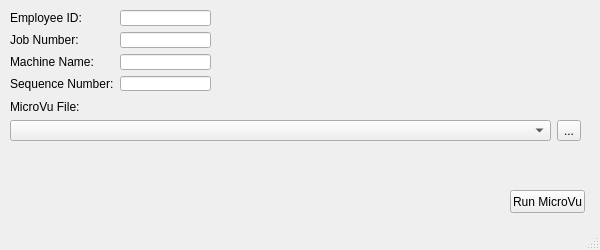
First picture: the form in ui/MvRun_MainWindowUI.ui, repository jeffreytwhitney/MvRun, before the edit.
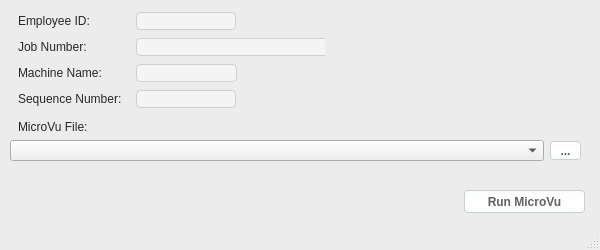
Second picture: the form after the edit. Icons and pictures are not drawn.

The edit to the form file:
```diff
--- a/ui/MvRun_MainWindowUI.ui
+++ b/ui/MvRun_MainWindowUI.ui
@@ -25,14 +25,93 @@
   <property name="windowTitle">
    <string>MvRun</string>
   </property>
+  <property name="windowIcon">
+   <iconset>
+    <normaloff>MvRun.ico</normaloff>MvRun.ico</iconset>
+  </property>
+  <property name="styleSheet">
+   <string notr="true">QMainWindow {
+    background-color:#ececec;
+}
+QPushButton, QToolButton, QCommandLinkButton{
+    padding: 0 5px 0 5px;
+    border-style: solid;
+    border-top-color: qlineargradient(spread:pad, x1:0, y1:0, x2:0, y2:1, stop:0 #c1c9cf, stop:1 #d2d8dd);
+    border-right-color: qlineargradient(spread:pad, x1:1, y1:0, x2:0, y2:0, stop:0 #c1c9cf, stop:1 #d2d8dd);
+    border-bottom-color: qlineargradient(spread:pad, x1:0, y1:1, x2:0, y2:0, stop:0 #c1c9cf, stop:1 #d2d8dd);
+    border-left-color: qlineargradient(spread:pad, x1:0, y1:0, x2:1, y2:0, stop:0 #c1c9cf, stop:1 #d2d8dd);
+    border-width: 1px;
+    border-radius: 4px;
+    color: #616161;
+    font-weight: bold;
+    background-color: qlineargradient(spread:pad, x1:0.5, y1:0, x2:0.5, y2:1, stop:0 #fbfdfd, stop:0.5 #ffffff, stop:1 #fbfdfd);
+}
+QPushButton::default, QToolButton::default, QCommandLinkButton::default{
+    border: 1px solid transparent;
+    color: #FFFFFF;
+    background-color: qlineargradient(spread:pad, x1:0.5, y1:0, x2:0.5, y2:1, stop:0 #84afe5, stop:1 #1168e4);
+}
+QPushButton:hover, QToolButton:hover, QCommandLinkButton:hover{
+    color: #3d3d3d;
+}
+QPushButton:pressed, QToolButton:pressed, QCommandLinkButton:pressed{
+    color: #aeaeae;
+    background-color: qlineargradient(spread:pad, x1:0.5, y1:0, x2:0.5, y2:1, stop:0 #ffffff, stop:0.5 #fbfdfd, stop:1 #ffffff);
+}
+QPushButton:disabled, QToolButton:disabled, QCommandLinkButton:disabled{
+    color: #616161;
+    background-color: qlineargradient(spread:pad, x1:0.5, y1:0, x2:0.5, y2:1, stop:0 #dce7eb, stop:0.5 #e0e8eb, stop:1 #dee7ec);
+}
+QLineEdit, QTextEdit, QPlainTextEdit, QSpinBox, QDoubleSpinBox, QTimeEdit, QDateEdit, QDateTimeEdit {
+    padding: 0 5px 0 5px;
+    border-width: 1px;
+    border-radius: 4px;
+    border-style: solid;
+    border-top-color: qlineargradient(spread:pad, x1:0.5, y1:1, x2:0.5, y2:0, stop:0 #c1c9cf, stop:1 #d2d8dd);
+    border-right-color: qlineargradient(spread:pad, x1:0, y1:0, x2:1, y2:0, stop:0 #c1c9cf, stop:1 #d2d8dd);
+    border-bottom-color: qlineargradient(spread:pad, x1:0.5, y1:0, x2:0.5, y2:1, stop:0 #c1c9cf, stop:1 #d2d8dd);
+    border-left-color: qlineargradient(spread:pad, x1:1, y1:0, x2:0, y2:0, stop:0 #c1c9cf, stop:1 #d2d8dd);
+    background-color: #f4f4f4;
+    color: #3d3d3d;
+}
+QLineEdit:focus, QTextEdit:focus, QPlainTextEdit:focus, QSpinBox:focus, QDoubleSpinBox:focus, QTimeEdit:focus, QDateEdit:focus, QDateTimeEdit:focus {
+    padding: 0 5px 0 5px;
+    border-width: 1px;
+    border-radius: 4px;
+    border-style: solid;
+    border-top-color: qlineargradient(spread:pad, x1:0.5, y1:1, x2:0.5, y2:0, stop:0 #85b7e3, stop:1 #9ec1db);
+    border-right-color: qlineargradient(spread:pad, x1:0, y1:0, x2:1, y2:0, stop:0 #85b7e3, stop:1 #9ec1db);
+    border-bottom-color: qlineargradient(spread:pad, x1:0.5, y1:0, x2:0.5, y2:1, stop:0 #85b7e3, stop:1 #9ec1db);
+    border-left-color: qlineargradient(spread:pad, x1:1, y1:0, x2:0, y2:0, stop:0 #85b7e3, stop:1 #9ec1db);
+    background-color: #f4f4f4;
+    color: #3d3d3d;
+}
+QLineEdit:disabled, QTextEdit:disabled, QPlainTextEdit:disabled, QSpinBox:disabled, QDoubleSpinBox:disabled, QTimeEdit:disabled, QDateEdit:disabled, QDateTimeEdit:disabled {
+    color: #b9b9b9;
+}
+QLabel, QCheckBox, QRadioButton {
+    padding: 0 5px 0 5px;
+    color: #272727;
+}
+QHeaderView::section {
+    background-color: qlineargradient(x1:0, y1:0, x2:0, y2:1,
+                                      stop:0 #616161, stop: 0.5 #505050,
+                                      stop: 0.6 #434343, stop:1 #656565);
+    color: white;
+    padding-left: 4px;
+    border: 1px solid #6c6c6c;
+    height: 20px;
+}
+</string>
+  </property>
   <widget class="QWidget" name="centralwidget">
    <widget class="QWidget" name="gridLayoutWidget">
     <property name="geometry">
      <rect>
       <x>10</x>
       <y>10</y>
-      <width>201</width>
-      <height>81</height>
+      <width>315</width>
+      <height>100</height>
      </rect>
     </property>
     <layout class="QGridLayout" name="gridLayout">
@@ -51,13 +130,46 @@
       </widget>
      </item>
      <item row="1" column="1">
-      <widget class="QLineEdit" name="txtJobNumber"/>
+      <widget class="QLineEdit" name="txtJobNumber">
+       <property name="minimumSize">
+        <size>
+         <width>200</width>
+         <height>0</height>
+        </size>
+       </property>
+      </widget>
      </item>
      <item row="2" column="1">
-      <widget class="QLineEdit" name="txtMachineName"/>
+      <widget class="QLineEdit" name="txtMachineName">
+       <property name="minimumSize">
+        <size>
+         <width>100</width>
+         <height>0</height>
+        </size>
+       </property>
+       <property name="maximumSize">
+        <size>
+         <width>101</width>
+         <height>16777215</height>
+        </size>
+       </property>
+      </widget>
      </item>
      <item row="0" column="1">
-      <widget class="QLineEdit" name="txtEmployeeID"/>
+      <widget class="QLineEdit" name="txtEmployeeID">
+       <property name="minimumSize">
+        <size>
+         <width>100</width>
+         <height>0</height>
+        </size>
+       </property>
+       <property name="maximumSize">
+        <size>
+         <width>80</width>
+         <height>16777215</height>
+        </size>
+       </property>
+      </widget>
      </item>
      <item row="0" column="0">
       <widget class="QLabel" name="lblEmployeeID">
@@ -74,7 +186,20 @@
       </widget>
      </item>
      <item row="3" column="1">
-      <widget class="QLineEdit" name="txtSequenceNumber"/>
+      <widget class="QLineEdit" name="txtSequenceNumber">
+       <property name="minimumSize">
+        <size>
+         <width>100</width>
+         <height>0</height>
+        </size>
+       </property>
+       <property name="maximumSize">
+        <size>
+         <width>100</width>
+         <height>16777215</height>
+        </size>
+       </property>
+      </widget>
      </item>
     </layout>
    </widget>
@@ -82,7 +207,7 @@
     <property name="geometry">
      <rect>
       <x>10</x>
-      <y>100</y>
+      <y>120</y>
       <width>571</width>
       <height>41</height>
      </rect>
@@ -110,9 +235,9 @@
    <widget class="QPushButton" name="btnRunMicroVu">
     <property name="geometry">
      <rect>
-      <x>510</x>
+      <x>464</x>
       <y>190</y>
-      <width>75</width>
+      <width>121</width>
       <height>23</height>
      </rect>
     </property>
```
